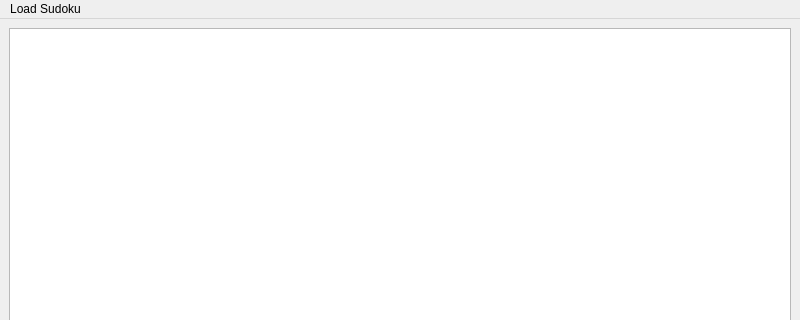
This is Code/ui/MainWindow.ui in Dwarf0/MySudoku as Qt 5 draws it before an edit; both pictures show x 0 to 800 and y 0 to 320 of the 800 by 600 pixel window. The edited form follows.
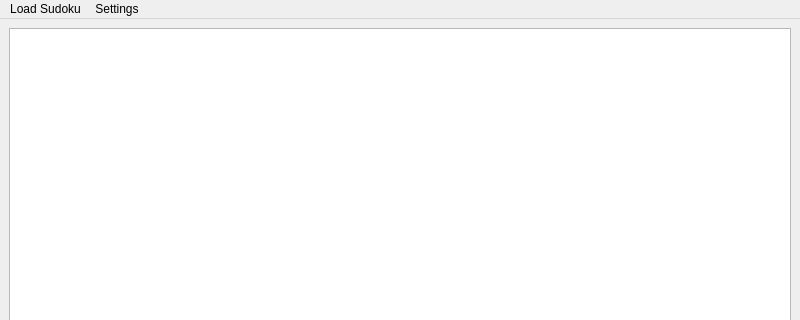
This is the edited form. Custom widgets are drawn as their Qt base class.

```diff
--- a/Code/ui/MainWindow.ui
+++ b/Code/ui/MainWindow.ui
@@ -38,7 +38,14 @@
     </property>
     <addaction name="actionLoadFromCsv"/>
    </widget>
+   <widget class="QMenu" name="menuSettings">
+    <property name="title">
+     <string>Settings</string>
+    </property>
+    <addaction name="actionAutocheck"/>
+   </widget>
    <addaction name="menuLoader"/>
+   <addaction name="menuSettings"/>
   </widget>
   <action name="actionLoadFromCsv">
    <property name="checkable">
```
Left out of the diff: 8 changed lines with no effect on the pictures.
